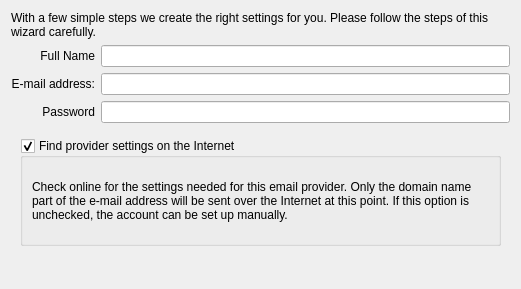
Above: accountwizard/personaldatapage.ui from KDE/kdepim-runtime before the change. Below: the same form after it.
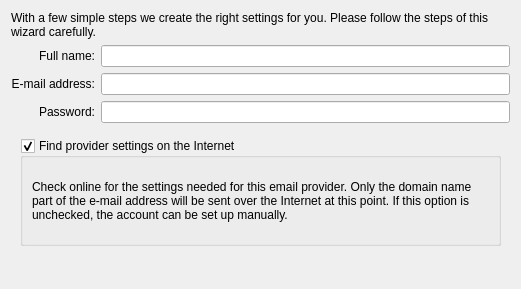
That is the form after the change. Custom widgets are drawn as their Qt base class.

Commit message: Fix capitalization, add missing colons

The edit to the form file:
```diff
--- a/accountwizard/personaldatapage.ui
+++ b/accountwizard/personaldatapage.ui
@@ -26,7 +26,7 @@
      <item row="0" column="0">
       <widget class="QLabel" name="nameLabel">
        <property name="text">
-        <string>Full Name</string>
+        <string>Full name:</string>
        </property>
        <property name="alignment">
         <set>Qt::AlignRight|Qt::AlignTrailing|Qt::AlignVCenter</set>
@@ -85,7 +85,7 @@
      <item row="2" column="0">
       <widget class="QLabel" name="passwordLabel">
        <property name="text">
-        <string>Password</string>
+        <string>Password:</string>
        </property>
        <property name="alignment">
         <set>Qt::AlignRight|Qt::AlignTrailing|Qt::AlignVCenter</set>
```
